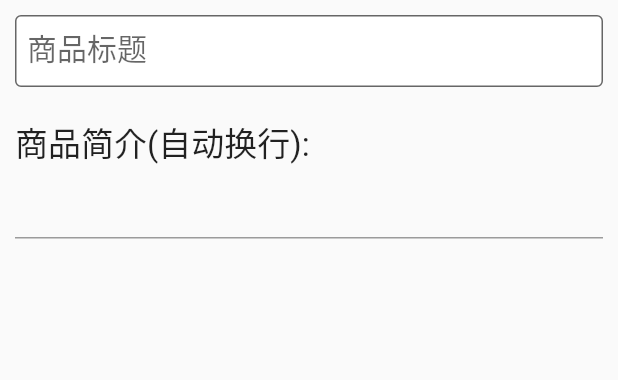
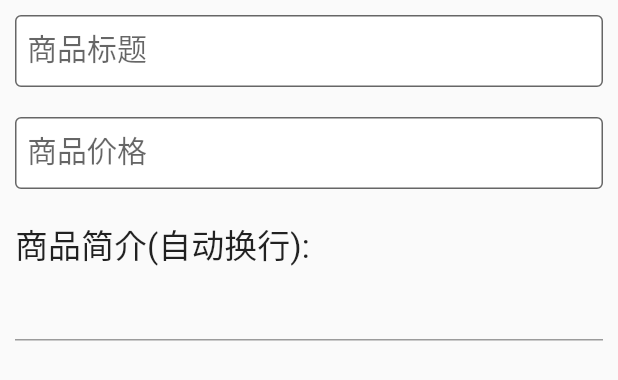
Before and after one commit to ZWN2001/WinterProject, a Flutter app: the AddGoodsPage widget shown alone on an empty page, opened directly, on a phone screen of 412 x 824 dp. Shown: the top 380 px of the screen. Run offline on Flutter 3.47's test engine with Material 2 defaults, Android fonts, the phone set to English and light mode, and no system bars; our stand-ins replace shared_preferences, toast; accounts and stored records are empty.

Commit message:
开发商品发布功能ing

```diff
--- a/lib/addGoods.dart
+++ b/lib/addGoods.dart
@@ -23,7 +23,7 @@ class AddGoods extends StatelessWidget {
 class AddGoodsPage extends StatelessWidget {
   @override
   Widget build(BuildContext context) {
-    return Column(
+    return ListView(
       children: [
         Container(
             margin: EdgeInsets.fromLTRB(10, 10, 10, 10),
@@ -42,6 +42,22 @@ class AddGoodsPage extends StatelessWidget {
         ),
 
         Container(
+            margin: EdgeInsets.fromLTRB(10, 10, 10, 10),
+            child: TextFormField(
+              style: TextStyle(
+                  fontSize: 20
+              ),
+              decoration: InputDecoration(
+                labelText: '商品价格',
+                border: OutlineInputBorder(borderSide: BorderSide()),
+                fillColor: Colors.white,
+                filled: true,
+                contentPadding: EdgeInsets.all(8),
+              ),
+            )
+        ),
+
+        Container(
           margin: EdgeInsets.fromLTRB(10, 10, 10, 0),
           child: Align(
             alignment: AlignmentDirectional.topStart,
@@ -54,7 +70,7 @@ class AddGoodsPage extends StatelessWidget {
           ),
         ),
 
-
+         //商品简介(自动换行):
         Container(
           margin: EdgeInsets.fromLTRB(10, 0, 10, 10),
             child: TextField(
@@ -67,7 +83,9 @@ class AddGoodsPage extends StatelessWidget {
                 contentPadding: EdgeInsets.all(8),
               ),
             ),
-        )
+        ),
+
+
       ],
     );
   }
```
